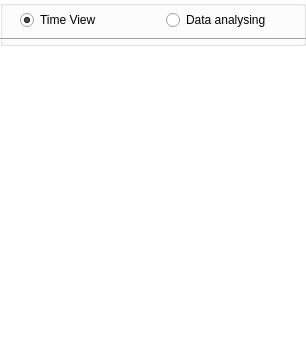
vialrogo/Weight-Queue-Validator, file wq_analysing_widget.ui: the form before one commit.
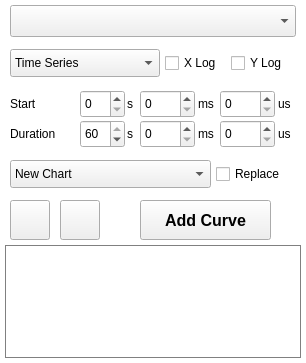
The form after the commit. Icons and pictures are not drawn.

```diff
--- a/wq_analysing_widget.ui
+++ b/wq_analysing_widget.ui
@@ -66,61 +66,412 @@
    <property name="styleSheet">
     <string notr="true"/>
    </property>
-   <widget class="QGroupBox" name="groupBox">
+   <widget class="QComboBox" name="comboDatos">
     <property name="geometry">
      <rect>
-      <x>0</x>
-      <y>0</y>
-      <width>306</width>
-      <height>46</height>
+      <x>10</x>
+      <y>5</y>
+      <width>286</width>
+      <height>32</height>
      </rect>
     </property>
-    <property name="title">
+   </widget>
+   <widget class="QLabel" name="labelStart">
+    <property name="geometry">
+     <rect>
+      <x>10</x>
+      <y>90</y>
+      <width>60</width>
+      <height>28</height>
+     </rect>
+    </property>
+    <property name="text">
+     <string>Start</string>
+    </property>
+   </widget>
+   <widget class="QLabel" name="labelDuration">
+    <property name="geometry">
+     <rect>
+      <x>10</x>
+      <y>120</y>
+      <width>60</width>
+      <height>28</height>
+     </rect>
+    </property>
+    <property name="text">
+     <string>Duration</string>
+    </property>
+   </widget>
+   <widget class="QLabel" name="labelStartSegundos">
+    <property name="geometry">
+     <rect>
+      <x>127</x>
+      <y>90</y>
+      <width>10</width>
+      <height>28</height>
+     </rect>
+    </property>
+    <property name="text">
+     <string>s</string>
+    </property>
+   </widget>
+   <widget class="QLabel" name="labelDurationSegundos">
+    <property name="geometry">
+     <rect>
+      <x>127</x>
+      <y>120</y>
+      <width>10</width>
+      <height>28</height>
+     </rect>
+    </property>
+    <property name="text">
+     <string>s</string>
+    </property>
+   </widget>
+   <widget class="QLabel" name="labelStartMilis">
+    <property name="geometry">
+     <rect>
+      <x>198</x>
+      <y>90</y>
+      <width>18</width>
+      <height>28</height>
+     </rect>
+    </property>
+    <property name="text">
+     <string>ms</string>
+    </property>
+   </widget>
+   <widget class="QLabel" name="labelDurationMilis">
+    <property name="geometry">
+     <rect>
+      <x>198</x>
+      <y>120</y>
+      <width>18</width>
+      <height>28</height>
+     </rect>
+    </property>
+    <property name="text">
+     <string>ms</string>
+    </property>
+   </widget>
+   <widget class="QLabel" name="labelStartMicros">
+    <property name="geometry">
+     <rect>
+      <x>278</x>
+      <y>90</y>
+      <width>18</width>
+      <height>28</height>
+     </rect>
+    </property>
+    <property name="text">
+     <string>us</string>
+    </property>
+   </widget>
+   <widget class="QLabel" name="labelDurationMicros">
+    <property name="geometry">
+     <rect>
+      <x>278</x>
+      <y>120</y>
+      <width>18</width>
+      <height>28</height>
+     </rect>
+    </property>
+    <property name="text">
+     <string>us</string>
+    </property>
+   </widget>
+   <widget class="QSpinBox" name="spinStartSegundos">
+    <property name="geometry">
+     <rect>
+      <x>80</x>
+      <y>90</y>
+      <width>45</width>
+      <height>28</height>
+     </rect>
+    </property>
+    <property name="maximum">
+     <number>60</number>
+    </property>
+   </widget>
+   <widget class="QSpinBox" name="spinDurationSegundos">
+    <property name="geometry">
+     <rect>
+      <x>80</x>
+      <y>120</y>
+      <width>45</width>
+      <height>28</height>
+     </rect>
+    </property>
+    <property name="maximum">
+     <number>60</number>
+    </property>
+    <property name="value">
+     <number>60</number>
+    </property>
+   </widget>
+   <widget class="QSpinBox" name="spinStartMilis">
+    <property name="geometry">
+     <rect>
+      <x>140</x>
+      <y>90</y>
+      <width>55</width>
+      <height>28</height>
+     </rect>
+    </property>
+    <property name="maximum">
+     <number>999</number>
+    </property>
+   </widget>
+   <widget class="QSpinBox" name="spinDurationMilis">
+    <property name="geometry">
+     <rect>
+      <x>140</x>
+      <y>120</y>
+      <width>55</width>
+      <height>28</height>
+     </rect>
+    </property>
+    <property name="maximum">
+     <number>999</number>
+    </property>
+   </widget>
+   <widget class="QSpinBox" name="spinStartMicros">
+    <property name="geometry">
+     <rect>
+      <x>220</x>
+      <y>90</y>
+      <width>55</width>
+      <height>28</height>
+     </rect>
+    </property>
+    <property name="maximum">
+     <number>999</number>
+    </property>
+   </widget>
+   <widget class="QSpinBox" name="spinDurationMicros">
+    <property name="geometry">
+     <rect>
+      <x>220</x>
+      <y>120</y>
+      <width>55</width>
+      <height>28</height>
+     </rect>
+    </property>
+    <property name="maximum">
+     <number>999</number>
+    </property>
+   </widget>
+   <widget class="QComboBox" name="comboChart">
+    <property name="geometry">
+     <rect>
+      <x>10</x>
+      <y>160</y>
+      <width>201</width>
+      <height>28</height>
+     </rect>
+    </property>
+    <item>
+     <property name="text">
+      <string>New Chart</string>
+     </property>
+    </item>
+   </widget>
+   <widget class="QCheckBox" name="checkBoxReplace">
+    <property name="geometry">
+     <rect>
+      <x>216</x>
+      <y>160</y>
+      <width>80</width>
+      <height>28</height>
+     </rect>
+    </property>
+    <property name="text">
+     <string>Replace</string>
+    </property>
+   </widget>
+   <widget class="QPushButton" name="botonCompleto">
+    <property name="geometry">
+     <rect>
+      <x>60</x>
+      <y>200</y>
+      <width>40</width>
+      <height>40</height>
+     </rect>
+    </property>
+    <property name="font">
+     <font>
+      <pointsize>10</pointsize>
+      <weight>50</weight>
+      <bold>false</bold>
+     </font>
+    </property>
+    <property name="text">
      <string/>
     </property>
-    <widget class="QRadioButton" name="radioButtonTiempo">
-     <property name="geometry">
-      <rect>
-       <x>20</x>
-       <y>5</y>
-       <width>130</width>
-       <height>30</height>
-      </rect>
-     </property>
+    <property name="icon">
+     <iconset>
+      <normaloff>Imagenes/Complete2.png</normaloff>Imagenes/Complete2.png</iconset>
+    </property>
+    <property name="iconSize">
+     <size>
+      <width>32</width>
+      <height>32</height>
+     </size>
+    </property>
+   </widget>
+   <widget class="QPushButton" name="botonAddCurve">
+    <property name="geometry">
+     <rect>
+      <x>140</x>
+      <y>200</y>
+      <width>131</width>
+      <height>40</height>
+     </rect>
+    </property>
+    <property name="font">
+     <font>
+      <pointsize>12</pointsize>
+      <weight>75</weight>
+      <bold>true</bold>
+     </font>
+    </property>
+    <property name="text">
+     <string>Add Curve</string>
+    </property>
+    <property name="icon">
+     <iconset>
+      <normaloff>Imagenes/Add1.png</normaloff>Imagenes/Add1.png</iconset>
+    </property>
+    <property name="iconSize">
+     <size>
+      <width>28</width>
+      <height>28</height>
+     </size>
+    </property>
+   </widget>
+   <widget class="QComboBox" name="comboTipoAnalisis">
+    <property name="geometry">
+     <rect>
+      <x>10</x>
+      <y>49</y>
+      <width>150</width>
+      <height>28</height>
+     </rect>
+    </property>
+    <item>
      <property name="text">
-      <string>Time View</string>
+      <string>Time Series</string>
      </property>
-     <property name="checked">
-      <bool>true</bool>
-     </property>
-    </widget>
-    <widget class="QRadioButton" name="radioButtonDatos">
-     <property name="geometry">
-      <rect>
-       <x>166</x>
-       <y>5</y>
-       <width>130</width>
-       <height>30</height>
-      </rect>
-     </property>
-     <property name="text">
-      <string>Data analysing</string>
-     </property>
-    </widget>
-    <widget class="Line" name="line">
+    </item>
+   </widget>
+   <widget class="QScrollArea" name="scrollArea">
+    <property name="geometry">
+     <rect>
+      <x>5</x>
+      <y>245</y>
+      <width>296</width>
+      <height>113</height>
+     </rect>
+    </property>
+    <property name="sizePolicy">
+     <sizepolicy hsizetype="Fixed" vsizetype="Fixed">
+      <horstretch>0</horstretch>
+      <verstretch>0</verstretch>
+     </sizepolicy>
+    </property>
+    <property name="minimumSize">
+     <size>
+      <width>296</width>
+      <height>113</height>
+     </size>
+    </property>
+    <property name="maximumSize">
+     <size>
+      <width>296</width>
+      <height>113</height>
+     </size>
+    </property>
+    <property name="widgetResizable">
+     <bool>true</bool>
+    </property>
+    <widget class="QWidget" name="widgetDatos">
      <property name="geometry">
       <rect>
        <x>0</x>
-       <y>34</y>
-       <width>306</width>
-       <height>10</height>
+       <y>0</y>
+       <width>280</width>
+       <height>110</height>
       </rect>
      </property>
-     <property name="orientation">
-      <enum>Qt::Horizontal</enum>
+     <property name="sizePolicy">
+      <sizepolicy hsizetype="Fixed" vsizetype="Fixed">
+       <horstretch>0</horstretch>
+       <verstretch>0</verstretch>
+      </sizepolicy>
+     </property>
+     <property name="minimumSize">
+      <size>
+       <width>280</width>
+       <height>110</height>
+      </size>
+     </property>
+     <property name="maximumSize">
+      <size>
+       <width>280</width>
+       <height>110</height>
+      </size>
      </property>
     </widget>
    </widget>
+   <widget class="QCheckBox" name="checkBoxXLog">
+    <property name="geometry">
+     <rect>
+      <x>165</x>
+      <y>49</y>
+      <width>65</width>
+      <height>28</height>
+     </rect>
+    </property>
+    <property name="text">
+     <string>X Log</string>
+    </property>
+   </widget>
+   <widget class="QCheckBox" name="checkBoxYLog">
+    <property name="geometry">
+     <rect>
+      <x>231</x>
+      <y>49</y>
+      <width>65</width>
+      <height>28</height>
+     </rect>
+    </property>
+    <property name="text">
+     <string>Y Log</string>
+    </property>
+   </widget>
+   <widget class="QPushButton" name="botonTiempo">
+    <property name="geometry">
+     <rect>
+      <x>10</x>
+      <y>200</y>
+      <width>40</width>
+      <height>40</height>
+     </rect>
+    </property>
+    <property name="text">
+     <string/>
+    </property>
+    <property name="icon">
+     <iconset>
+      <normaloff>Imagenes/Time2.png</normaloff>Imagenes/Time2.png</iconset>
+    </property>
+    <property name="iconSize">
+     <size>
+      <width>32</width>
+      <height>32</height>
+     </size>
+    </property>
+   </widget>
   </widget>
  </widget>
  <resources/>
```
